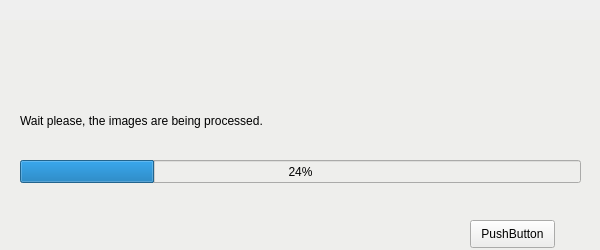
Qt form c++Project/src/mainwindow.ui (mattlas/Computer-Vision) before a commit.
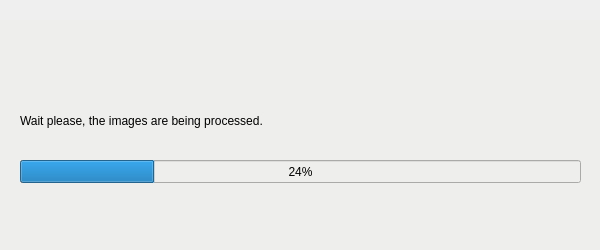
The same form after that commit. The open tabs and pages were chosen to show the change. Icons and pictures are not drawn.

Commit message: jonas gui now working with backend

Diff of the .ui file:
```diff
--- a/c++Project/src/mainwindow.ui
+++ b/c++Project/src/mainwindow.ui
@@ -272,19 +272,6 @@
        <number>24</number>
       </property>
      </widget>
-     <widget class="QPushButton" name="button_next_4">
-      <property name="geometry">
-       <rect>
-        <x>470</x>
-        <y>200</y>
-        <width>85</width>
-        <height>28</height>
-       </rect>
-      </property>
-      <property name="text">
-       <string>PushButton</string>
-      </property>
-     </widget>
     </widget>
     <widget class="QWidget" name="page_4">
      <widget class="QLabel" name="label_5">
```
Left out of the diff: 10 changed lines with no effect on the pictures. The commit also changes 7 other files.
